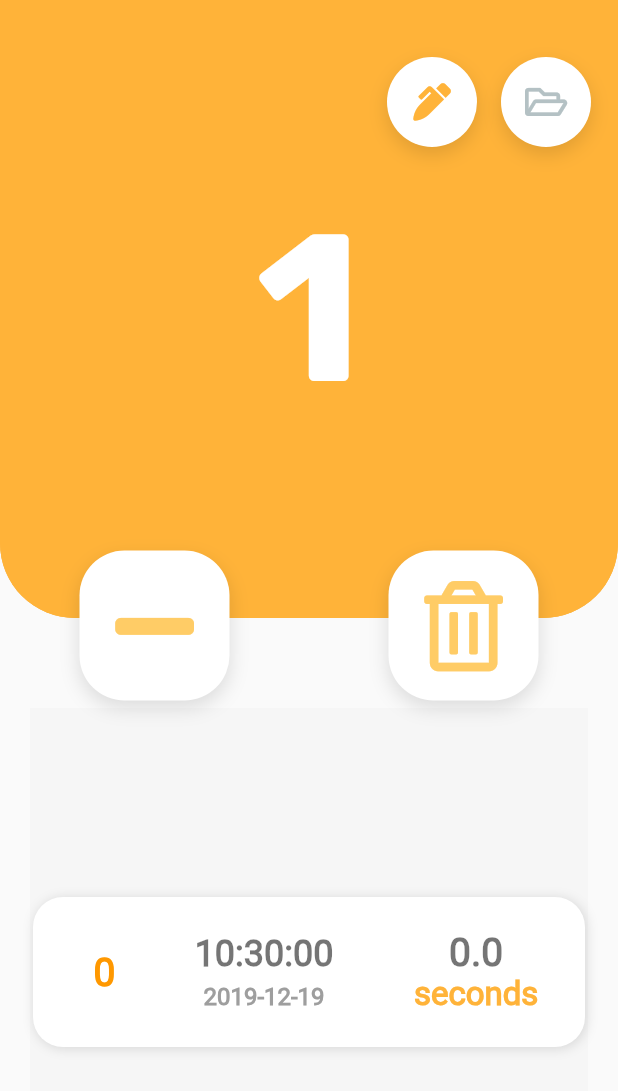
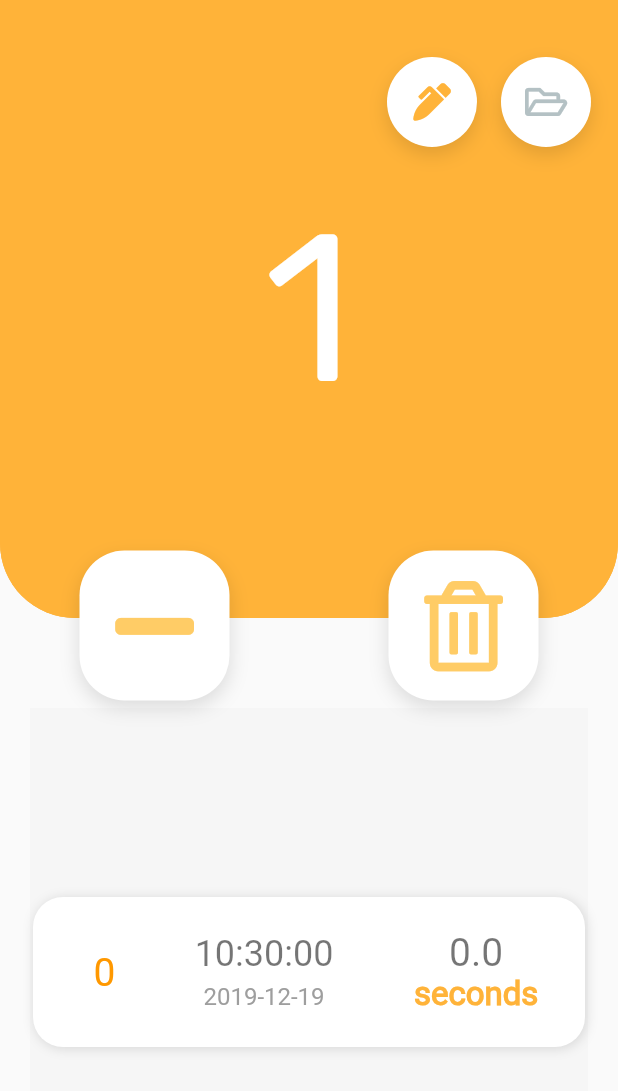
Before and after one commit to devmoonho/touch_counter_app, a Flutter app: the screen it shows after launch, after a tap on an icon or button, on a phone screen of 412 x 824 dp. Shown: the top 1091 px of the screen. Run offline on Flutter 3.47's test engine with Material 2 defaults, Android fonts, the phone set to English and light mode, and no system bars; drawn by our look-alikes of auto_size_text; our stand-ins replace date_format, font_awesome_flutter, shared_preferences; missing offline and left inert: firebase_admob; accounts and stored records are empty; generated files the repository leaves out were written again.

Commit message:
code text style

```diff
--- a/lib/app_pages/widgets/list_widget.dart
+++ b/lib/app_pages/widgets/list_widget.dart
@@ -127,7 +127,7 @@ class _ListWidgetState extends State<ListWidget>
                                 color: _getTypeColor(
                                     counterProvider.touchCounters[index].type),
                                 fontSize: 22.0,
-                                fontWeight: FontWeight.w800),
+                                fontWeight: FontWeight.w600,
                           )
                         ],
                       ),
--- a/lib/main.dart
+++ b/lib/main.dart
@@ -25,24 +25,24 @@ class TouchCounterApp extends StatelessWidget {
           body1: TextStyle(
               fontSize: 24.0,
               color: Colors.black54,
-              fontWeight: FontWeight.w600),
+              fontWeight: FontWeight.w500),
           body2: TextStyle(
               fontSize: 22.0,
               color: Colors.black54,
-              fontWeight: FontWeight.w600),
+              fontWeight: FontWeight.w500),
           display1: TextStyle(
               fontSize: 20.0,
               color: Colors.black45,
-              fontWeight: FontWeight.w600),
+              fontWeight: FontWeight.w500),
           display2: TextStyle(
             fontSize: 18,
             color: Colors.black45,
-            fontWeight: FontWeight.w600,
+            fontWeight: FontWeight.w500,
           ),
           display3: TextStyle(
             fontSize: 16,
             color: Colors.black45,
-            fontWeight: FontWeight.w600,
+            fontWeight: FontWeight.w500,
           ),
         ),
       ),
```
Also changed, not shown: 1 other file.
